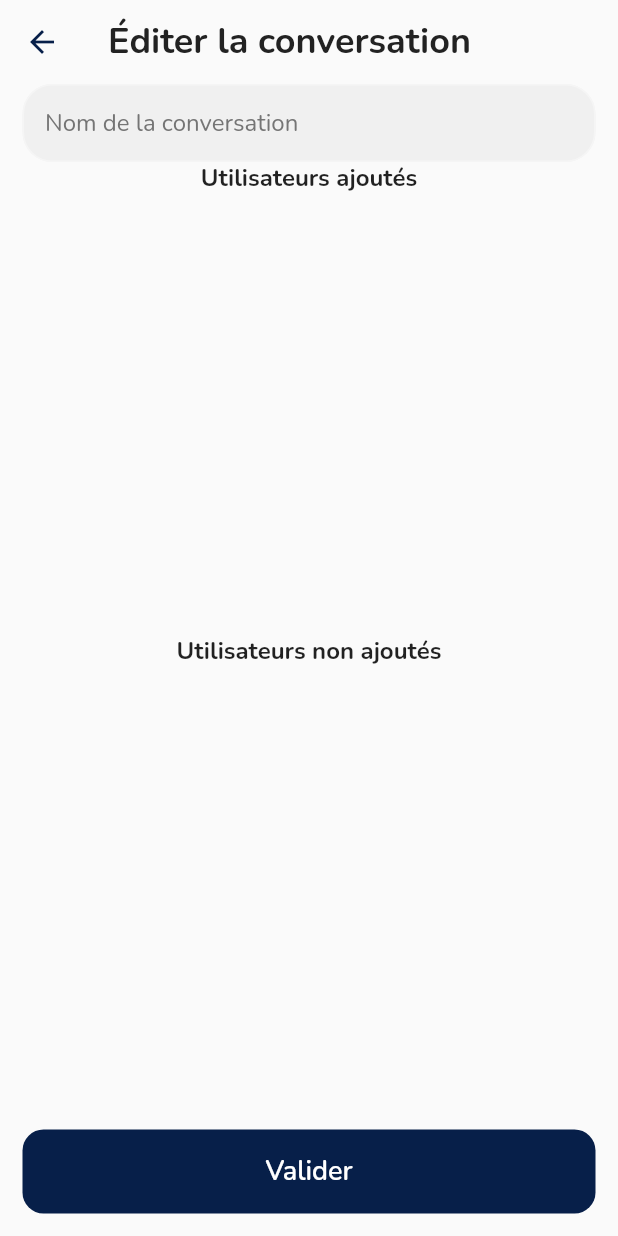
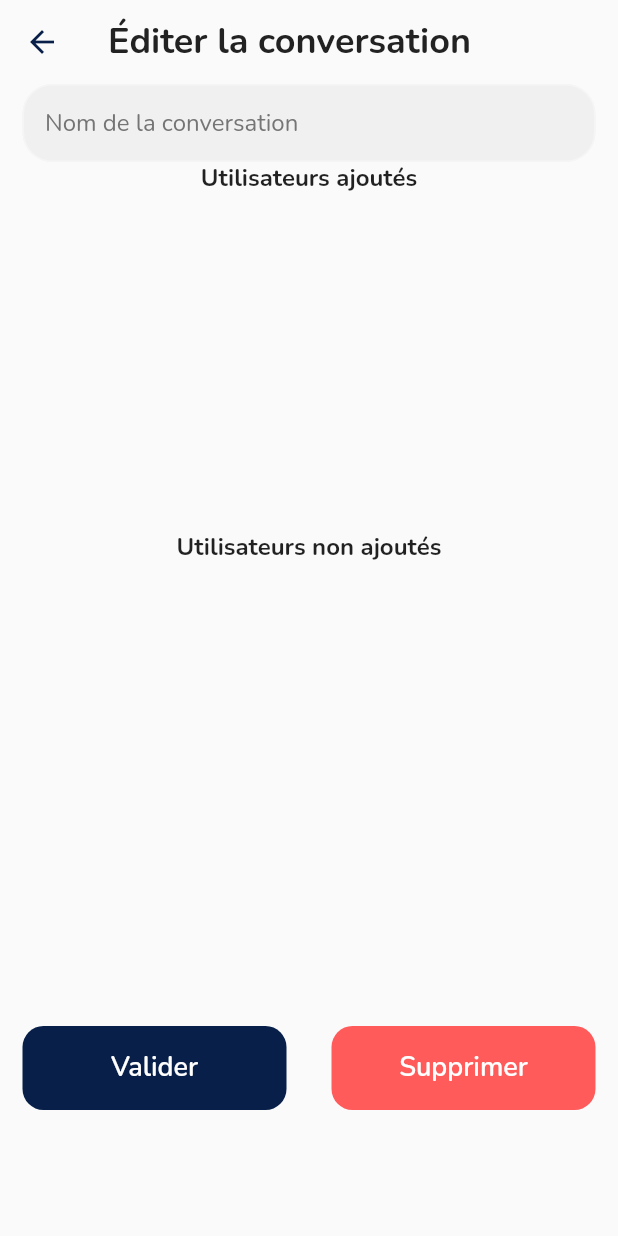
Before and after one commit to OrganIA/organia-app, a Flutter app: the EditChatLoadedPage screen opened directly with empty values, on a phone screen of 412 x 824 dp. Run offline on Flutter 3.47's test engine with Material 2 defaults, Android fonts, the phone set to English and light mode, and no system bars; our stand-ins replace dash_chat_2, flutter_bloc, google_fonts, hive, hive_flutter; accounts and stored records are empty.

Commit message:
Add deletechat button

```diff
--- a/lib/src/blocs/edit_chat/event.dart
+++ b/lib/src/blocs/edit_chat/event.dart
@@ -16,3 +16,8 @@ class EditChatEditEvent extends EditChatEvent {
   final int chatId;
   const EditChatEditEvent(this.chatName, this.users, this.chatId);
 }
+
+class EditChatDeleteEvent extends EditChatEvent {
+  final int chatId;
+  const EditChatDeleteEvent(this.chatId);
+}
--- a/lib/src/blocs/edit_chat/state.dart
+++ b/lib/src/blocs/edit_chat/state.dart
@@ -20,6 +20,10 @@ class EditChatDone extends EditChatState {
   const EditChatDone();
 }
 
+class EditChatDeleteDone extends EditChatState {
+  const EditChatDeleteDone();
+}
+
 class EditChatError extends EditChatState {
   final String cause;
   const EditChatError(this.cause);
--- a/lib/src/data/repository.dart
+++ b/lib/src/data/repository.dart
@@ -27,6 +27,8 @@ class OrganIAAPIRepository {
   Future<List<Message>> getChatMessages(int chatId) =>
       _organIAAPIProvider.getChatMessages(chatId);
 
+  Future<void> deleteChat(int chatId) => _organIAAPIProvider.deleteChat(chatId);
+
   Future<List<User>> getChatUsers(List<int> usersIds) =>
       _organIAAPIProvider.getChatUsers(usersIds);
 }
--- a/lib/src/ui/widgets/edit_chat/loaded.dart
+++ b/lib/src/ui/widgets/edit_chat/loaded.dart
@@ -101,7 +101,7 @@ class _EditChatLoadedPageState extends State<EditChatLoadedPage> {
                   physics: const AlwaysScrollableScrollPhysics(),
                   children: usersToAdd.map<Widget>(
                     (user) {
-                      return (InkWell(
+                      return InkWell(
                         child: Card(
                           color: darkBlue,
                           elevation: 5,
@@ -129,7 +129,7 @@ class _EditChatLoadedPageState extends State<EditChatLoadedPage> {
                                 .removeWhere((element) => user == element);
                           });
                         },
-                      ));
+                      );
                     },
                   ).toList(),
                   shrinkWrap: true,
@@ -197,7 +197,11 @@ class _EditChatLoadedPageState extends State<EditChatLoadedPage> {
                 ],
               ),
             ),
-            GestureDetector(
+            Expanded(
+              child: Row(
+                children: [
+                  Expanded(
+                    child: GestureDetector(
                       child: Padding(
                         padding: const EdgeInsets.all(15),
                         child: BigButton(
@@ -207,7 +211,8 @@ class _EditChatLoadedPageState extends State<EditChatLoadedPage> {
                         ),
                       ),
                       onTap: () {
-                if (chatNameController.text.isEmpty || usersToAdd.isEmpty) {
+                        if (chatNameController.text.isEmpty ||
+                            usersToAdd.isEmpty) {
                           final snackBar = SnackBar(
                             duration: const Duration(seconds: 2),
                             content: Text(
@@ -229,6 +234,30 @@ class _EditChatLoadedPageState extends State<EditChatLoadedPage> {
                       },
                       key: const Key("validateEditButton"),
                     ),
+                  ),
+                  Expanded(
+                    child: GestureDetector(
+                      child: Padding(
+                        padding: const EdgeInsets.all(15),
+                        child: BigButton(
+                          buttonColor: red,
+                          textColor: Colors.white,
+                          textValue: "Supprimer",
+                        ),
+                      ),
+                      onTap: () {
+                        BlocProvider.of<EditChatBloc>(context).add(
+                          EditChatDeleteEvent(
+                            widget.chat.chatId,
+                          ),
+                        );
+                      },
+                      key: const Key("deleteChatButton"),
+                    ),
+                  ),
+                ],
+              ),
+            ),
           ],
         ),
       ),
```
Also changed, not shown: lib/src/blocs/edit_chat/bloc.dart (+13 -0 lines), lib/src/data/organia_api_provider.dart (+14 -0 lines), lib/src/ui/screens/chat.dart (+7 -3 lines), lib/src/ui/screens/chat_infos.dart (+7 -3 lines), lib/src/ui/screens/edit_chat.dart (+9 -1 lines). Lines whose indentation alone changed are shown as unchanged.
